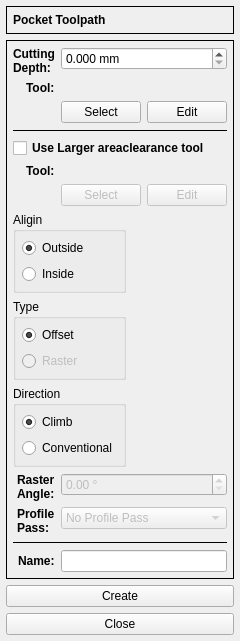
Before: the Qt Designer form G2G/forms/pocketform.ui in aLDime/GERBER_X2, drawn with Qt 5.
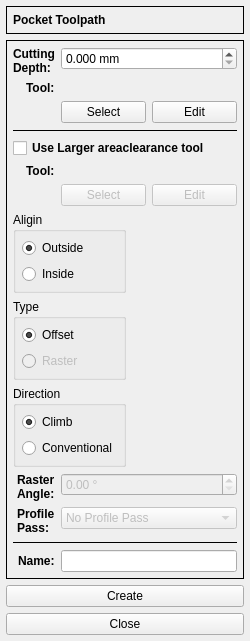
After: the same form once the commit is applied. Icons and pictures are not drawn.

Patch:
```diff
--- a/G2G/forms/pocketform.ui
+++ b/G2G/forms/pocketform.ui
@@ -6,10 +6,16 @@
    <rect>
     <x>0</x>
     <y>0</y>
-    <width>231</width>
+    <width>250</width>
     <height>601</height>
    </rect>
   </property>
+  <property name="minimumSize">
+   <size>
+    <width>250</width>
+    <height>0</height>
+   </size>
+  </property>
   <property name="windowTitle">
    <string>Form</string>
   </property>
```
